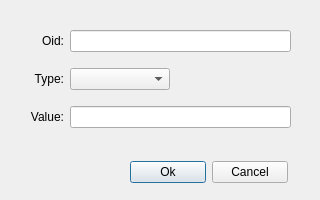
luoyetx/QMIBBrowser, file ui/setrequestdialog.ui: the form before one commit.
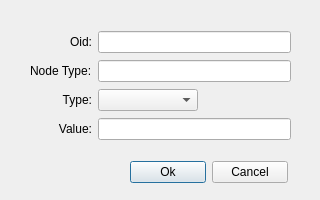
The form after the commit.

Commit message: put node type in setdialog

Patch:
```diff
--- a/ui/setrequestdialog.ui
+++ b/ui/setrequestdialog.ui
@@ -16,10 +16,36 @@
   <widget class="QWidget" name="layoutWidget">
    <property name="geometry">
     <rect>
+     <x>130</x>
+     <y>160</y>
+     <width>158</width>
+     <height>25</height>
+    </rect>
+   </property>
+   <layout class="QHBoxLayout" name="horizontalLayout">
+    <item>
+     <widget class="QPushButton" name="okPushButton">
+      <property name="text">
+       <string>Ok</string>
+      </property>
+     </widget>
+    </item>
+    <item>
+     <widget class="QPushButton" name="cancelPushButton">
+      <property name="text">
+       <string>Cancel</string>
+      </property>
+     </widget>
+    </item>
+   </layout>
+  </widget>
+  <widget class="QWidget" name="">
+   <property name="geometry">
+    <rect>
      <x>30</x>
-     <y>20</y>
+     <y>30</y>
      <width>261</width>
-     <height>121</height>
+     <height>111</height>
     </rect>
    </property>
    <layout class="QGridLayout" name="gridLayout">
@@ -41,6 +67,16 @@
      </widget>
     </item>
     <item row="1" column="0">
+     <widget class="QLabel" name="label_4">
+      <property name="text">
+       <string>Node Type:</string>
+      </property>
+     </widget>
+    </item>
+    <item row="1" column="1">
+     <widget class="QLineEdit" name="nodeTypeLineEdit"/>
+    </item>
+    <item row="2" column="0">
      <widget class="QLabel" name="label_2">
       <property name="text">
        <string>Type:</string>
@@ -50,7 +86,7 @@
       </property>
      </widget>
     </item>
-    <item row="1" column="1">
+    <item row="2" column="1">
      <widget class="QComboBox" name="typeComboBox">
       <property name="maximumSize">
        <size>
@@ -60,7 +96,7 @@
       </property>
      </widget>
     </item>
-    <item row="2" column="0">
+    <item row="3" column="0">
      <widget class="QLabel" name="label_3">
       <property name="text">
        <string>Value:</string>
@@ -70,37 +106,11 @@
       </property>
      </widget>
     </item>
-    <item row="2" column="1">
+    <item row="3" column="1">
      <widget class="QLineEdit" name="valueLineEdit"/>
     </item>
    </layout>
   </widget>
-  <widget class="QWidget" name="layoutWidget">
-   <property name="geometry">
-    <rect>
-     <x>130</x>
-     <y>160</y>
-     <width>158</width>
-     <height>25</height>
-    </rect>
-   </property>
-   <layout class="QHBoxLayout" name="horizontalLayout">
-    <item>
-     <widget class="QPushButton" name="okPushButton">
-      <property name="text">
-       <string>Ok</string>
-      </property>
-     </widget>
-    </item>
-    <item>
-     <widget class="QPushButton" name="cancelPushButton">
-      <property name="text">
-       <string>Cancel</string>
-      </property>
-     </widget>
-    </item>
-   </layout>
-  </widget>
  </widget>
  <resources/>
  <connections/>
```
The commit also changes 2 other files.
